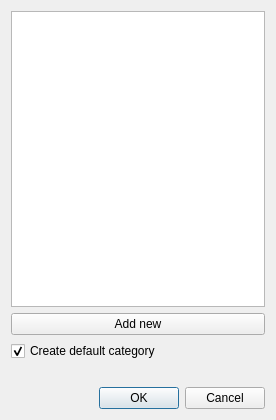
Above: Prism/Scripts/ProjectScripts/UserInterfaces/ItemList.ui from PrismPipeline/Prism before the change. Below: the same form after it.
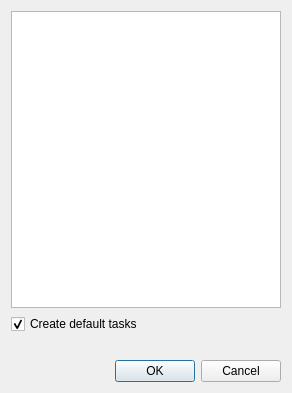
That is the form after the change.

```diff
--- a/Prism/Scripts/ProjectScripts/UserInterfaces/ItemList.ui
+++ b/Prism/Scripts/ProjectScripts/UserInterfaces/ItemList.ui
@@ -6,8 +6,8 @@
    <rect>
     <x>0</x>
     <y>0</y>
-    <width>276</width>
-    <height>420</height>
+    <width>292</width>
+    <height>393</height>
    </rect>
   </property>
   <property name="windowTitle">
@@ -45,17 +45,10 @@
      </attribute>
     </widget>
    </item>
-   <item>
-    <widget class="QPushButton" name="b_addStep">
-     <property name="text">
-      <string>Add new</string>
-     </property>
-    </widget>
-   </item>
    <item>
     <widget class="QCheckBox" name="chb_category">
      <property name="text">
-      <string>Create default category</string>
+      <string>Create default tasks</string>
      </property>
      <property name="checked">
       <bool>true</bool>
```
Left out of the diff: 40 changed lines with no effect on the pictures.
